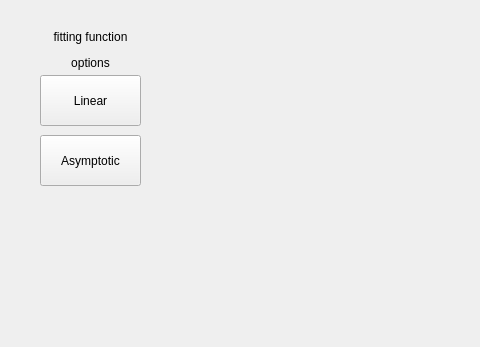
Qt form UI/LinearRegression.ui (AndrewLiu0725/pyADR) before a commit; both pictures show x 0 to 480 and y 355 to 702 of the 800 by 702 pixel window.
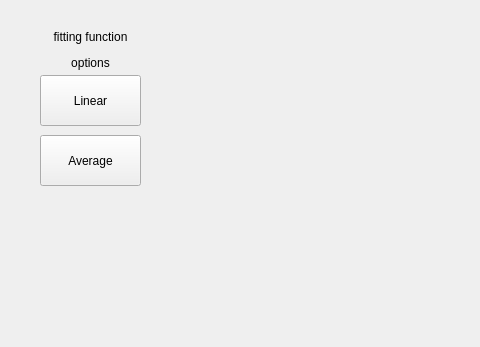
The same form after that commit.

```diff
--- a/UI/LinearRegression.ui
+++ b/UI/LinearRegression.ui
@@ -112,7 +112,7 @@
      </rect>
     </property>
     <property name="text">
-     <string>Asymptotic</string>
+     <string>Average</string>
     </property>
    </widget>
    <widget class="QLabel" name="current_fit_func">
```
Left out of the diff: 2 changed lines with no effect on the pictures.
